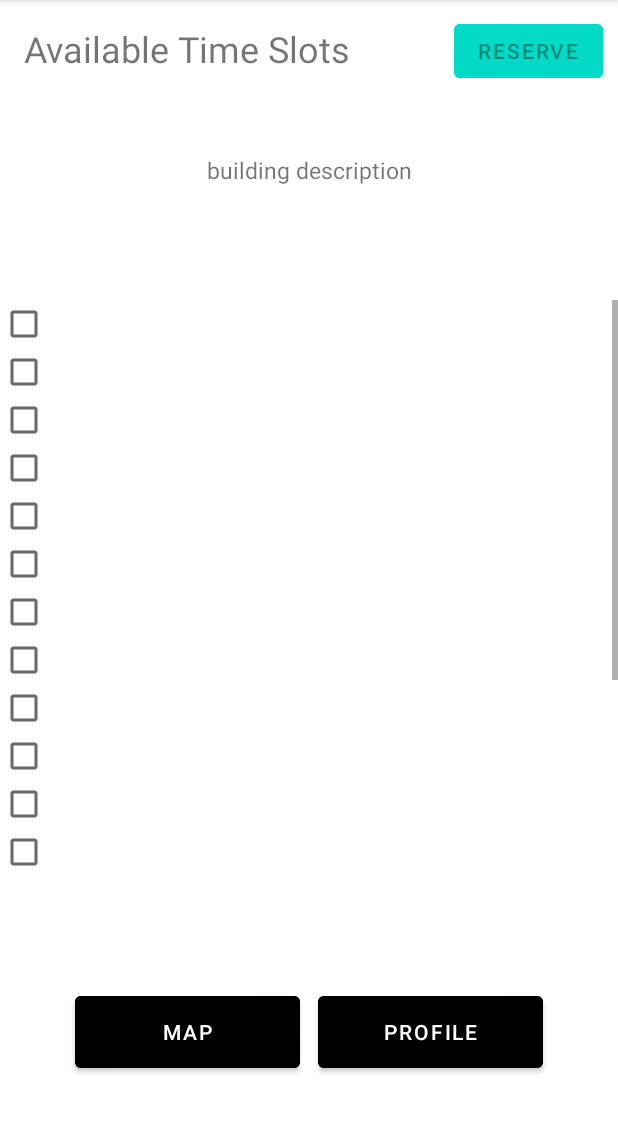
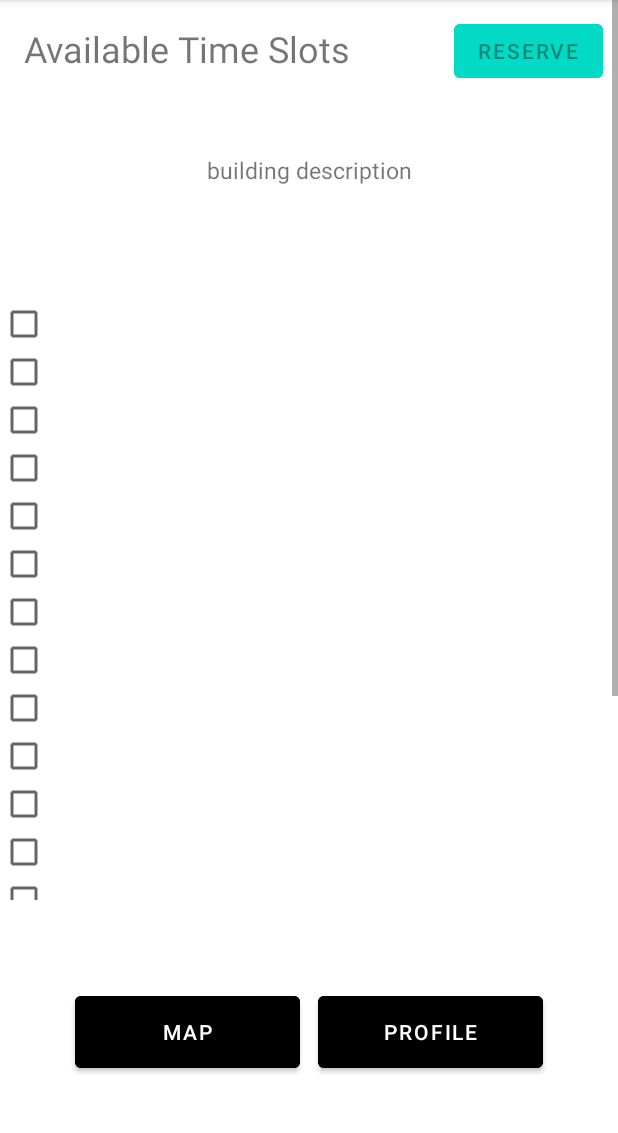
Before and after one commit to ijpark803/TakeASeat, an Android app: the fragment BookingPage placed in its activity, on a phone screen of 412 x 824 dp, the part 84-1217 px from its top. Run offline under Robolectric (Android 15) with nearby library versions, the phone set to English and light mode, and no system bars; our stand-ins replace Firebase (no records; nobody signed in at launch, a user with empty details on screens opened directly); libraries missing offline, so code that uses them is left out: com.google.maps.android.

Commit message:
Implementing scroll view

```diff
--- a/app/src/main/res/layout/fragment_booking_page.xml
+++ b/app/src/main/res/layout/fragment_booking_page.xml
@@ -1,18 +1,21 @@
 <?xml version="1.0" encoding="utf-8"?>
-<LinearLayout
+
+<ScrollView
     xmlns:android="http://schemas.android.com/apk/res/android"
     xmlns:tools="http://schemas.android.com/tools"
     android:layout_width="match_parent"
-    android:layout_height="match_parent"
+    android:layout_height="match_parent">
+
+    <LinearLayout
+        android:layout_width="match_parent"
+        android:layout_height="wrap_content"
         android:orientation="vertical"
         tools:context=".BookingPage">
-
 
         <FrameLayout
             android:id="@+id/fragment_container"
             android:layout_width="match_parent"
-        android:layout_height="match_parent">
-
+            android:layout_height="wrap_content">
 
             <TextView
                 android:id="@+id/description"
@@ -30,10 +33,9 @@
                 android:text="Available Time Slots"
                 android:textSize="24sp" />
 
-
-        <ScrollView
+            <androidx.core.widget.NestedScrollView
                 android:layout_width="match_parent"
-            android:layout_height="382dp"
+                android:layout_height="wrap_content"
                 android:layout_weight="1"
                 android:visibility="visible"
                 tools:visibility="visible"
@@ -42,12 +44,11 @@
                 <LinearLayout
                     android:id="@+id/timeSlotsLayout"
                     android:layout_width="match_parent"
-                android:layout_height="match_parent"
+                    android:layout_height="wrap_content"
                     android:orientation="vertical">
                     <!-- Time slots as rectangular blocks will be added dynamically here -->
                 </LinearLayout>
-
-        </ScrollView>
+            </androidx.core.widget.NestedScrollView>
 
             <com.google.android.material.button.MaterialButton
                 android:id="@+id/reservebtn"
@@ -60,8 +61,5 @@
                 android:layout_gravity="right"/>
         </FrameLayout>
 
-
-    <!-- Header for Available Time Slots -->
-
-    <!-- Vertical ScrollView to display rectangular blocks for time slots -->
     </LinearLayout>
+</ScrollView>
```
Lines whose indentation alone changed are shown as unchanged.
